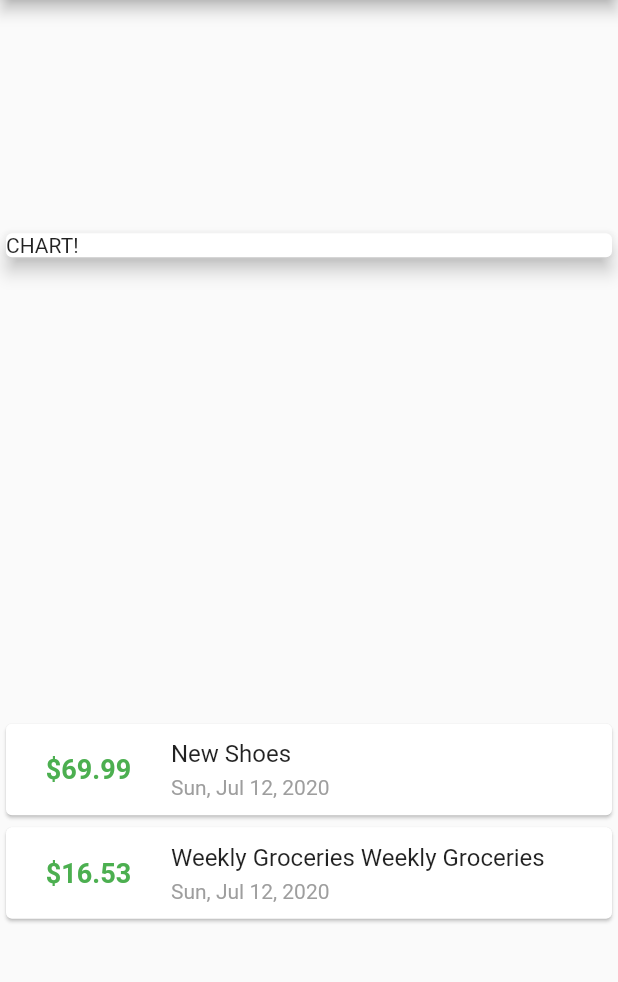
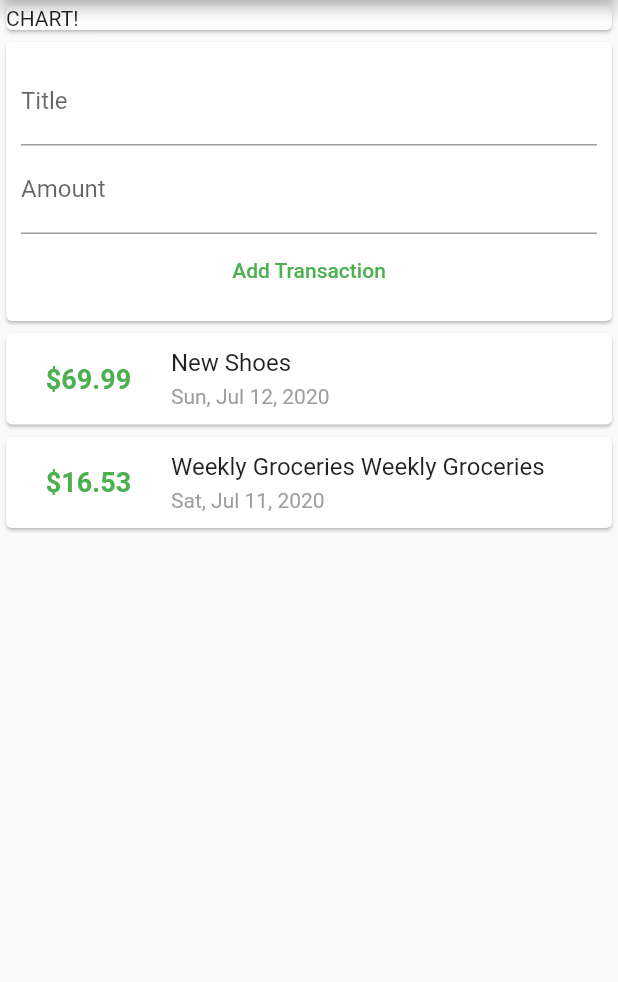
Before and after one commit to zallek/flutter-course-personal-expenses, a Flutter app: the screen it shows after launch, on a phone screen of 412 x 824 dp, the part 84-1066 px from its top. Run offline on Flutter 3.47's test engine with Material 2 defaults, Android fonts, the phone set to English and light mode, and no system bars.

Commit message:
Slip widgets

```diff
--- a/lib/main.dart
+++ b/lib/main.dart
@@ -1,7 +1,7 @@
 import 'package:flutter/material.dart';
-import 'package:intl/intl.dart';
 
-import './transaction.dart';
+import 'widgets/transaction_chart.dart';
+import 'widgets/user_transactions.dart';
 
 void main() => runApp(MyApp());
 
@@ -16,21 +16,6 @@ class MyApp extends StatelessWidget {
 }
 
 class MyHomePage extends StatelessWidget {
-  final List<Transaction> transactions = [
-    Transaction(
-      id: 't1',
-      title: 'New Shoes',
-      amount: 69.99,
-      date: DateTime.now(),
-    ),
-    Transaction(
-      id: 't2',
-      title: 'Weekly Groceries Weekly Groceries',
-      amount: 16.53,
-      date: DateTime.now(),
-    ),
-  ];
-
   @override
   Widget build(BuildContext context) {
     return Scaffold(
@@ -38,94 +23,17 @@ class MyHomePage extends StatelessWidget {
         title: Text('Personal Expenses'),
         backgroundColor: Colors.green,
       ),
-      body: Column(
+      body: SingleChildScrollView(
+        child: Column(
           children: <Widget>[
             Container(
               child: TransactionChart(),
               width: double.infinity,
             ),
-          Column(
-            children: transactions.map((tx) {
-              return TransactionCard(
-                key: Key(tx.id),
-                transaction: tx,
-              );
-            }).toList(),
+            UserTransactions(),
+          ],
         ),
-        ],
-        mainAxisAlignment: MainAxisAlignment.spaceAround,
       ),
     );
   }
 }
-
-class TransactionChart extends StatelessWidget {
-  const TransactionChart({
-    Key key,
-  }) : super(key: key);
-
-  @override
-  Widget build(BuildContext context) {
-    return Card(
-      child: Text('CHART!'),
-      elevation: 5,
-    );
-  }
-}
-
-class TransactionCard extends StatelessWidget {
-  final Transaction transaction;
-
-  const TransactionCard({
-    Key key,
-    @required this.transaction,
-  }) : super(key: key);
-
-  @override
-  Widget build(BuildContext context) {
-    return Card(
-      child: Row(
-        children: <Widget>[
-          Container(
-            alignment: Alignment.center,
-            child: Text(
-              '\$${transaction.amount}',
-              style: TextStyle(
-                fontWeight: FontWeight.bold,
-                fontSize: 18,
-                color: Colors.green,
-              ),
-            ),
-            margin: EdgeInsets.symmetric(
-              vertical: 20,
-            ),
-            width: 110,
-          ),
-          Expanded(
-            child: Column(
-              children: <Widget>[
-                Container(
-                  child: Text(
-                    transaction.title,
-                    style: TextStyle(
-                      fontSize: 16,
-                    ),
-                    overflow: TextOverflow.ellipsis,
-                  ),
-                  margin: EdgeInsets.only(bottom: 5),
-                ),
-                Text(
-                  DateFormat.yMMMEd().format(transaction.date),
-                  style: TextStyle(
-                    color: Colors.grey,
-                  ),
-                ),
-              ],
-              crossAxisAlignment: CrossAxisAlignment.start,
-            ),
-          ),
-        ],
-      ),
-    );
-  }
-}
--- /dev/null
+++ b/lib/widgets/transaction_card.dart
@@ -0,0 +1,61 @@
+import 'package:flutter/material.dart';
+import 'package:intl/intl.dart';
+
+import '../models/transaction.dart';
+
+class TransactionCard extends StatelessWidget {
+  final Transaction transaction;
+
+  const TransactionCard({
+    Key key,
+    @required this.transaction,
+  }) : super(key: key);
+
+  @override
+  Widget build(BuildContext context) {
+    return Card(
+      child: Row(
+        children: <Widget>[
+          Container(
+            alignment: Alignment.center,
+            child: Text(
+              '\$${transaction.amount}',
+              style: TextStyle(
+                fontWeight: FontWeight.bold,
+                fontSize: 18,
+                color: Colors.green,
+              ),
+            ),
+            margin: EdgeInsets.symmetric(
+              vertical: 20,
+            ),
+            width: 110,
+          ),
+          Expanded(
+            child: Column(
+              children: <Widget>[
+                Container(
+                  child: Text(
+                    transaction.title,
+                    style: TextStyle(
+                      fontSize: 16,
+                    ),
+                    overflow: TextOverflow.ellipsis,
+                  ),
+                  margin: EdgeInsets.only(bottom: 5),
+                ),
+                Text(
+                  DateFormat.yMMMEd().format(transaction.date),
+                  style: TextStyle(
+                    color: Colors.grey,
+                  ),
+                ),
+              ],
+              crossAxisAlignment: CrossAxisAlignment.start,
+            ),
+          ),
+        ],
+      ),
+    );
+  }
+}
--- /dev/null
+++ b/lib/widgets/transaction_chart.dart
@@ -0,0 +1,14 @@
+import 'package:flutter/material.dart';
+
+class TransactionChart extends StatelessWidget {
+  const TransactionChart({
+    Key key,
+  }) : super(key: key);
+
+  @override
+  Widget build(BuildContext context) {
+    return Card(
+      child: Text('CHART!'),
+    );
+  }
+}
--- /dev/null
+++ b/lib/widgets/transaction_form.dart
@@ -0,0 +1,48 @@
+import 'package:flutter/material.dart';
+
+class TransactionForm extends StatelessWidget {
+  final titleController = TextEditingController();
+  final amountController = TextEditingController();
+  final void Function(String title, double amount) onAdd;
+
+  TransactionForm({
+    Key key,
+    @required this.onAdd,
+  }) : super(key: key);
+
+  @override
+  Widget build(BuildContext context) {
+    return Card(
+      child: Container(
+        child: Column(
+          children: <Widget>[
+            TextField(
+              decoration: InputDecoration(
+                labelText: 'Title',
+              ),
+              controller: titleController,
+            ),
+            TextField(
+              decoration: InputDecoration(
+                labelText: 'Amount',
+              ),
+              controller: amountController,
+            ),
+            FlatButton(
+              child: Text('Add Transaction'),
+              textColor: Colors.green,
+              onPressed: () {
+                onAdd(
+                  titleController.text,
+                  double.tryParse(amountController.text),
+                );
+                FocusScope.of(context).unfocus();
+              },
+            )
+          ],
+        ),
+        padding: EdgeInsets.all(10),
+      ),
+    );
+  }
+}
--- /dev/null
+++ b/lib/widgets/transaction_list.dart
@@ -0,0 +1,29 @@
+import 'package:flutter/material.dart';
+
+import '../models/transaction.dart';
+import 'transaction_card.dart';
+
+class TransactionList extends StatelessWidget {
+  final List<Transaction> transactions;
+
+  const TransactionList({
+    Key key,
+    @required this.transactions,
+  }) : super(key: key);
+
+  @override
+  Widget build(BuildContext context) {
+    return Container(
+      height: 300,
+      child: ListView.builder(
+        itemBuilder: (ctx, index) {
+          return TransactionCard(
+            key: Key(transactions[index].id),
+            transaction: transactions[index],
+          );
+        },
+        itemCount: transactions.length,
+      ),
+    );
+  }
+}
--- /dev/null
+++ b/lib/widgets/user_transactions.dart
@@ -0,0 +1,53 @@
+import 'package:flutter/material.dart';
+import 'package:personal_expenses/models/transaction.dart';
+
+import 'transaction_form.dart';
+import 'transaction_list.dart';
+
+class UserTransactions extends StatefulWidget {
+  @override
+  _UserTransactionsState createState() => _UserTransactionsState();
+}
+
+class _UserTransactionsState extends State<UserTransactions> {
+  final List<Transaction> userTransactions = [
+    Transaction(
+      id: 't1',
+      title: 'New Shoes',
+      amount: 69.99,
+      date: DateTime.now(),
+    ),
+    Transaction(
+      id: 't2',
+      title: 'Weekly Groceries Weekly Groceries',
+      amount: 16.53,
+      date: DateTime.now().subtract(Duration(days: 1)),
+    ),
+  ];
+
+  void _addTransaction(String title, double amount) {
+    final newTx = Transaction(
+      id: DateTime.now().toString(),
+      title: title,
+      amount: amount,
+      date: DateTime.now(),
+    );
+    setState(() {
+      userTransactions.add(newTx);
+    });
+  }
+
+  @override
+  Widget build(BuildContext context) {
+    return Column(
+      children: <Widget>[
+        TransactionForm(
+          onAdd: _addTransaction,
+        ),
+        TransactionList(
+          transactions: userTransactions,
+        ),
+      ],
+    );
+  }
+}
```
Also changed, not shown: lib/models/transaction.dart (renamed from lib/transaction.dart). Lines whose indentation alone changed are shown as unchanged.
